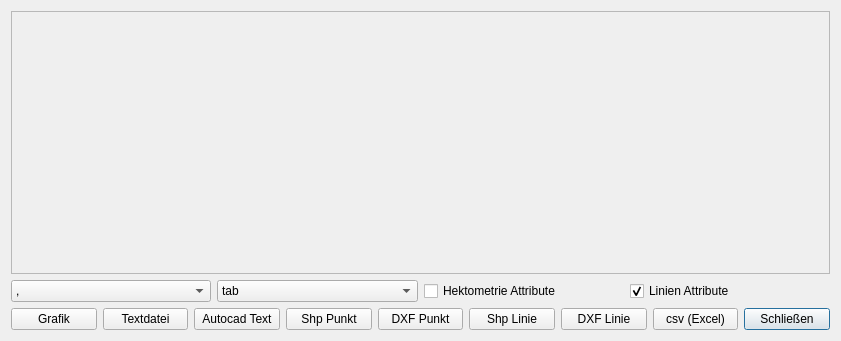
BergWerkGIS/VoGIS-Profil-Tool, file VoGISProfilToolMain/ui/ui_vogisprofiltoolplot.ui: the form before one commit.
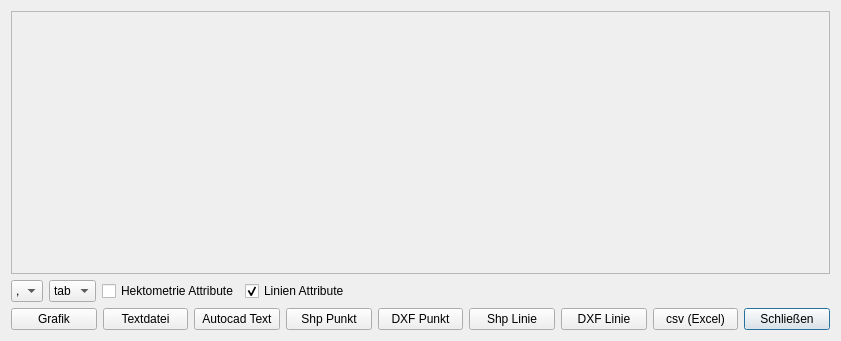
The form after the commit.

Diff of the .ui file:
```diff
--- a/VoGISProfilToolMain/ui/ui_vogisprofiltoolplot.ui
+++ b/VoGISProfilToolMain/ui/ui_vogisprofiltoolplot.ui
@@ -77,6 +77,19 @@
        </property>
       </widget>
      </item>
+     <item>
+      <spacer name="horizontalSpacer">
+       <property name="orientation">
+        <enum>Qt::Horizontal</enum>
+       </property>
+       <property name="sizeHint" stdset="0">
+        <size>
+         <width>40</width>
+         <height>20</height>
+        </size>
+       </property>
+      </spacer>
+     </item>
     </layout>
    </item>
    <item row="11" column="0">
```
